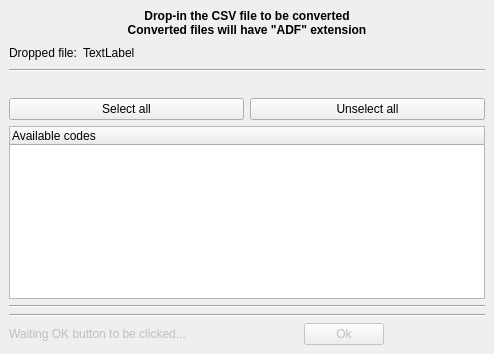
The window that mainwindow.ui (max-privato/CanzeLogRead) describes before a commit, drawn with Qt 5.
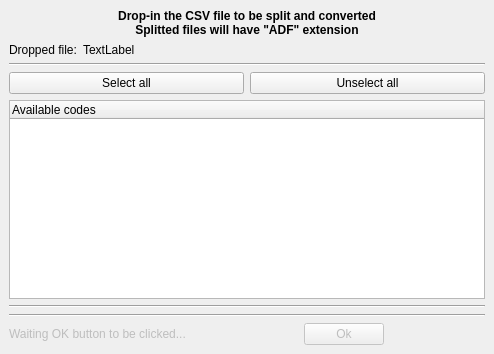
The same window after the commit.

What changed in the file:
```diff
--- a/mainwindow.ui
+++ b/mainwindow.ui
@@ -24,8 +24,8 @@
        </font>
       </property>
       <property name="text">
-       <string>Drop-in the CSV file to be converted
-Converted files will have &quot;ADF&quot; extension</string>
+       <string>Drop-in the CSV file to be split and converted
+Splitted files will have &quot;ADF&quot; extension</string>
       </property>
       <property name="alignment">
        <set>Qt::AlignCenter</set>
@@ -36,6 +36,12 @@
      <layout class="QHBoxLayout" name="horizontalLayout">
       <item>
        <widget class="QLabel" name="label_2">
+        <property name="sizePolicy">
+         <sizepolicy hsizetype="Minimum" vsizetype="Preferred">
+          <horstretch>0</horstretch>
+          <verstretch>0</verstretch>
+         </sizepolicy>
+        </property>
         <property name="text">
          <string>Dropped file:</string>
         </property>
@@ -43,6 +49,12 @@
       </item>
       <item>
        <widget class="QLabel" name="label_4">
+        <property name="sizePolicy">
+         <sizepolicy hsizetype="Expanding" vsizetype="Preferred">
+          <horstretch>0</horstretch>
+          <verstretch>0</verstretch>
+         </sizepolicy>
+        </property>
         <property name="text">
          <string>TextLabel</string>
         </property>
@@ -51,19 +63,6 @@
         </property>
        </widget>
       </item>
-      <item>
-       <spacer name="horizontalSpacer">
-        <property name="orientation">
-         <enum>Qt::Horizontal</enum>
-        </property>
-        <property name="sizeHint" stdset="0">
-         <size>
-          <width>40</width>
-          <height>20</height>
-         </size>
-        </property>
-       </spacer>
-      </item>
      </layout>
     </item>
     <item>
@@ -73,19 +72,6 @@
       </property>
      </widget>
     </item>
-    <item>
-     <spacer name="verticalSpacer">
-      <property name="orientation">
-       <enum>Qt::Vertical</enum>
-      </property>
-      <property name="sizeHint" stdset="0">
-       <size>
-        <width>20</width>
-        <height>40</height>
-       </size>
-      </property>
-     </spacer>
-    </item>
     <item>
      <layout class="QHBoxLayout" name="horizontalLayout_3">
       <item>
@@ -108,7 +94,7 @@
      <widget class="QTreeWidget" name="treeWidget">
       <column>
        <property name="text">
-        <string>Available codes</string>
+        <string>Available codes                   </string>
        </property>
       </column>
      </widget>
```
